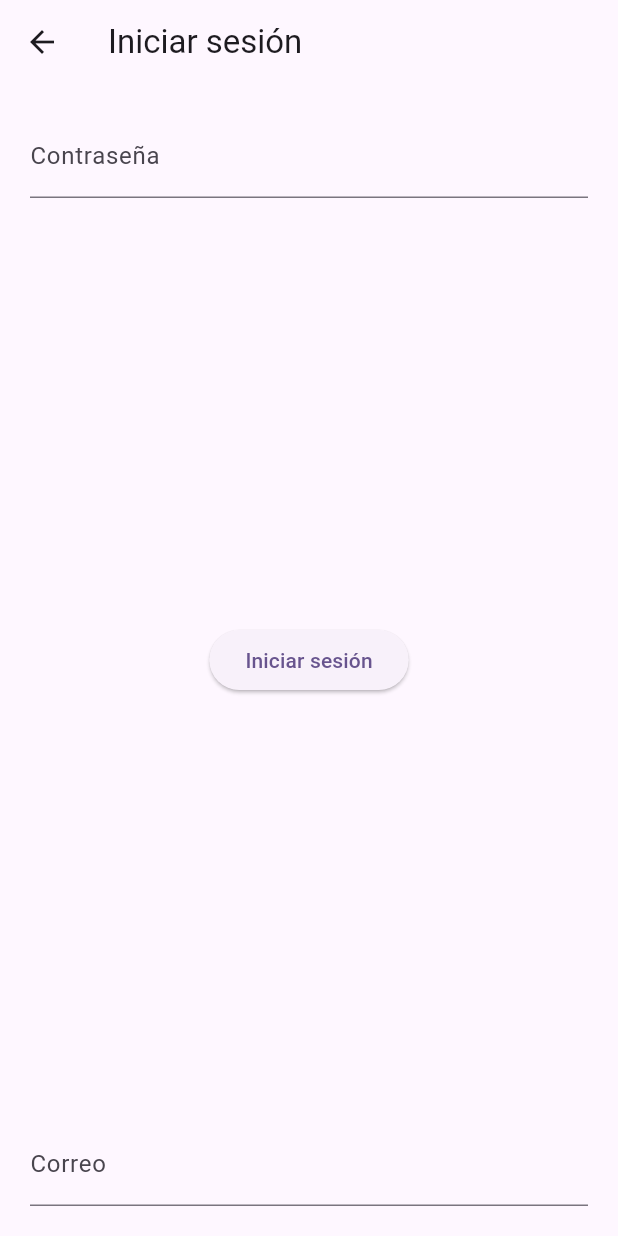
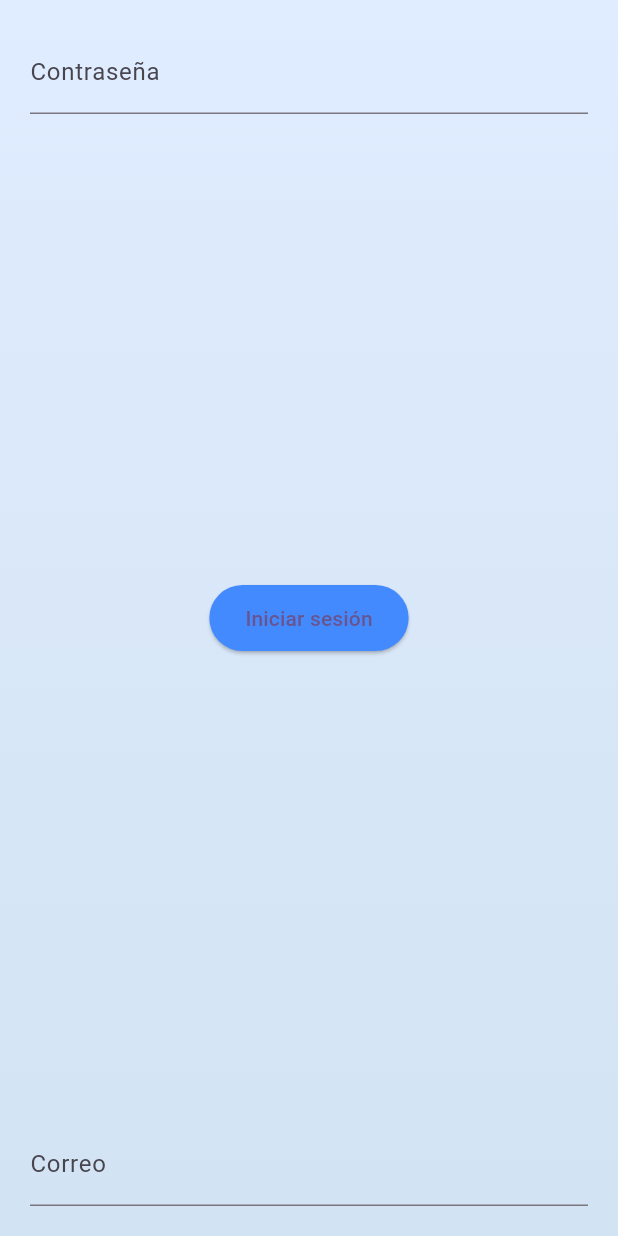
Before and after one commit to Rafa093Spartan/ITS_8vo_Moviles_Practica4_62151, a Flutter app: the LoginScreen screen opened by its route, on a phone screen of 412 x 824 dp. Run offline on Flutter 3.47's test engine with Material 3 defaults, Android fonts, the phone set to English and light mode, and no system bars; our stand-ins replace flutter_dotenv, shared_preferences; accounts and stored records are empty.

Commit message:
solo fue el diseño

```diff
--- a/lib/main.dart
+++ b/lib/main.dart
@@ -83,8 +83,22 @@ class _LoginScreenState extends State<LoginScreen> {
   @override
   Widget build(BuildContext context) {
     return Scaffold(
-      appBar: AppBar(title: const Text('Iniciar sesión')),
-      body: Padding(
+      // Eliminamos el AppBar para un diseño a pantalla completa
+      body: Container(
+        width: double.infinity,
+        height: double.infinity,
+        // Mismo fondo degradado que en register
+        decoration: const BoxDecoration(
+          gradient: LinearGradient(
+            begin: Alignment.topCenter,
+            end: Alignment.bottomCenter,
+            colors: [
+              Color(0xFFE0ECFF),
+              Color(0xFFD2E3F3),
+            ],
+          ),
+        ),
+        child: Padding(
           padding: const EdgeInsets.all(20.0),
           child: Column(
             // Distribuye los widgets: el primero arriba, el último abajo y el botón en el centro
@@ -101,6 +115,16 @@ class _LoginScreenState extends State<LoginScreen> {
                   ? const CircularProgressIndicator()
                   : ElevatedButton(
                 onPressed: _login,
+                style: ElevatedButton.styleFrom(
+                  backgroundColor: Colors.blueAccent,
+                  padding: const EdgeInsets.symmetric(
+                    vertical: 12,
+                    horizontal: 24,
+                  ),
+                  shape: RoundedRectangleBorder(
+                    borderRadius: BorderRadius.circular(30),
+                  ),
+                ),
                 child: const Text('Iniciar sesión'),
               ),
               // Campo de correo (se mostrará en la parte inferior)
@@ -110,6 +134,7 @@ class _LoginScreenState extends State<LoginScreen> {
                 keyboardType: TextInputType.emailAddress,
               ),
             ],
+          ),
         ),
       ),
     );
@@ -284,8 +309,6 @@ class _RegisterScreenState extends State<RegisterScreen> {
   final TextEditingController _emailController = TextEditingController();
   final TextEditingController _passwordController = TextEditingController();
 
-  bool _rememberMe = false;
-
   // Función para registrar al usuario
   void _register() async {
     final email = _emailController.text.trim();
@@ -334,22 +357,6 @@ class _RegisterScreenState extends State<RegisterScreen> {
         ),
         child: Stack(
           children: [
-            // Esquina superior izquierda: "Guardar" (checkbox + texto)
-            Positioned(
-              top: 16,
-              left: 16,
-              child: Row(
-                children: [
-                  Checkbox(
-                    value: _rememberMe,
-                    onChanged: (value) {
-                      setState(() => _rememberMe = value ?? false);
-                    },
-                  ),
-                  const Text("Guardar"),
-                ],
-              ),
-            ),
             // Esquina superior derecha: Botón "Registrarme"
             Positioned(
               top: 16,
@@ -398,6 +405,7 @@ class _RegisterScreenState extends State<RegisterScreen> {
       ),
     );
   }
+
 
   // Campo de texto con estilo redondeado
   Widget _buildRoundedTextField({
```
Lines whose indentation alone changed are shown as unchanged.
